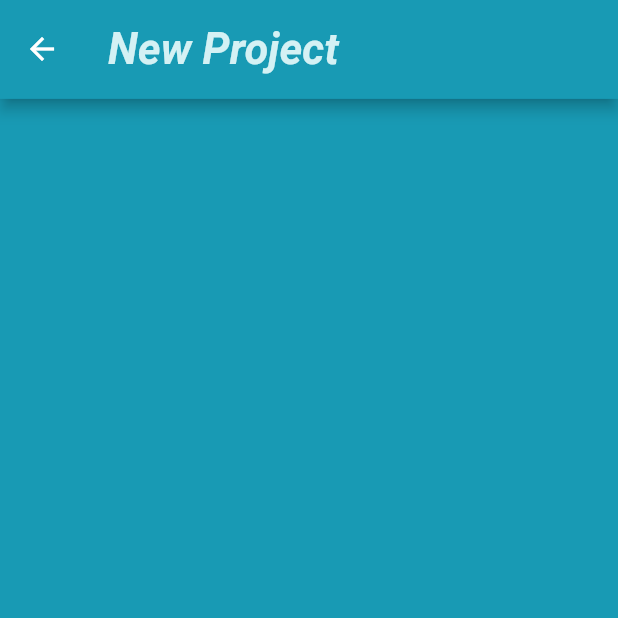
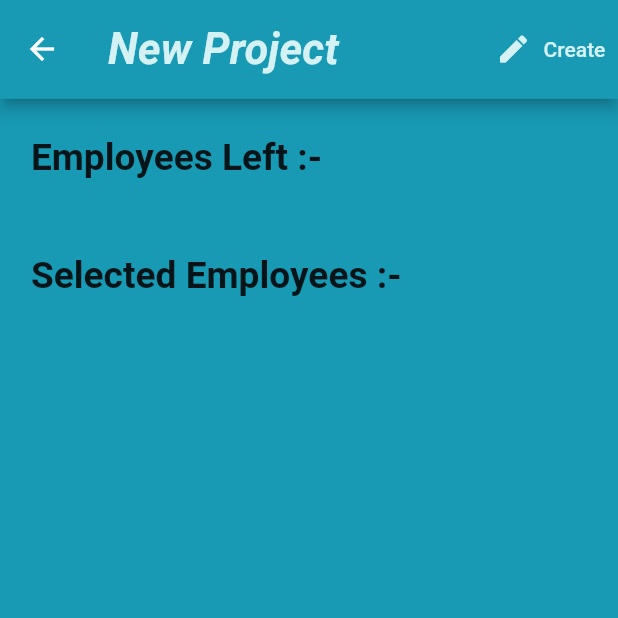
Before and after one commit to bhutoriaumang/FlutterPrody, a Flutter app: the screen it shows once a user with an empty profile is signed in, after a tap on "New Project", on a phone screen of 412 x 824 dp, the top half of it. Run offline on Flutter 3.47's test engine with Material 2 defaults, Android fonts, the phone set to English and light mode, and no system bars; our stand-ins replace cloud_firestore, firebase_auth, firebase_core, fl_chart, flutter_easyloading, percent_indicator; accounts and stored records are empty.

Commit message:
Added new project feature

```diff
--- a/lib/services/database_project.dart
+++ b/lib/services/database_project.dart
@@ -12,17 +12,17 @@ class DataBaseServiceProject {
       "details": details,
       "deadlines": deadlines,
       "employees": employees,
+      "webTeam": employees,
     });
   }
 
   Project _projectDataFromSnapshot(DocumentSnapshot snapshot) {
     return Project(
-      title: snapshot.get("title"),
-      details: snapshot.get("details"),
-      deadlines: snapshot.get("deadlines"),
-      designTeam: snapshot.get("employees"),
-      webTeam: snapshot.get("webTeam")
-    );
+        title: snapshot.get("title"),
+        details: snapshot.get("details"),
+        deadlines: snapshot.get("deadlines"),
+        designTeam: snapshot.get("employees"),
+        webTeam: snapshot.get("webTeam"));
   }
 
   Stream<Project> projectData(String uid) {
--- a/lib/ui/cards/employees.dart
+++ b/lib/ui/cards/employees.dart
@@ -1,11 +1,13 @@
 import 'package:flutter/material.dart';
 import 'package:prody/shared/constants.dart';
+import 'package:prody/ui/screens/home.dart';
 
 import 'employee_detail.dart';
 
+// ignore: must_be_immutable
 class EmployeesProjectList extends StatefulWidget {
-  List members;
-  EmployeesProjectList({this.members});
+  List members, selected, unselected;
+  EmployeesProjectList({this.members, this.selected, this.unselected});
   @override
   _EmployeesProjectListState createState() => _EmployeesProjectListState();
 }
@@ -31,26 +33,83 @@ class _EmployeesProjectListState extends State<EmployeesProjectList> {
         ),
         toolbarHeight: MediaQuery.of(context).size.height * 0.08,
         backgroundColor: secondaryColor,
+        actions: [
+          Padding(
+            padding: EdgeInsets.symmetric(
+                horizontal: MediaQuery.of(context).size.width * 0.001),
+            child: TextButton.icon(
+              onPressed: () {
+                Navigator.of(context).push(createRoute4(widget.selected));
+              },
+              icon: Icon(
+                Icons.create_rounded,
+                color: tertiaryColor,
+              ),
+              label: Text(
+                "Create",
+                style: TextStyle(color: tertiaryColor),
+              ),
+            ),
+          )
+        ],
       ),
       backgroundColor: secondaryColor,
       body: ListView.builder(
-          itemCount: widget.members.length,
+          itemCount:
+              1 + widget.unselected.length + 1 + widget.selected.length ?? 0,
           itemBuilder: (BuildContext context, int index) {
-            if (index != 0 || (index == 0 && f == 1)) {
+            if (index == 0)
+              return Padding(
+                padding: EdgeInsets.symmetric(
+                    horizontal: MediaQuery.of(context).size.width * 0.05,
+                    vertical: MediaQuery.of(context).size.height * 0.03),
+                child: Text(
+                  "Employees Left :-",
+                  style: TextStyle(
+                      fontSize: MediaQuery.of(context).size.height * 0.03,
+                      fontWeight: FontWeight.bold),
+                ),
+              );
+            else if (index <= (widget.unselected.length)) {
               return ListTile(
                 onTap: () {
-                  print(f);
-                  f = -f;
-                  print(f);
+                  var temp = widget.unselected[index - 1];
+                  widget.unselected.remove(temp);
+                  widget.selected.add(temp);
                   Navigator.pushReplacement(
                       context,
                       MaterialPageRoute(
                           builder: (BuildContext context) => super.widget));
                 },
-                title: getDetails(context, widget.members[index]),
+                title: getDetails(context, widget.unselected[index - 1]),
               );
-            } else {
-              return Container();
+            } else if (index == (1 + widget.unselected.length))
+              return Padding(
+                padding: EdgeInsets.symmetric(
+                    horizontal: MediaQuery.of(context).size.width * 0.05,
+                    vertical: MediaQuery.of(context).size.height * 0.03),
+                child: Text(
+                  "Selected Employees :-",
+                  style: TextStyle(
+                      fontSize: MediaQuery.of(context).size.height * 0.03,
+                      fontWeight: FontWeight.bold),
+                ),
+              );
+            else {
+              return ListTile(
+                onTap: () {
+                  var temp =
+                      widget.selected[index - 2 - widget.unselected.length];
+                  widget.selected.remove(temp);
+                  widget.unselected.add(temp);
+                  Navigator.pushReplacement(
+                      context,
+                      MaterialPageRoute(
+                          builder: (BuildContext context) => super.widget));
+                },
+                title: getDetails(context,
+                    widget.selected[index - 2 - widget.unselected.length]),
+              );
             }
           }),
     );
--- a/lib/ui/cards/employeeslist.dart
+++ b/lib/ui/cards/employeeslist.dart
@@ -1,6 +1,5 @@
 import 'package:flutter/material.dart';
 import 'package:prody/ui/cards/employees.dart';
-import 'package:prody/ui/screens/teamMembersInfo.dart';
 import 'package:provider/provider.dart';
 
 import '../../models/CurrentUser.dart';
@@ -14,12 +13,15 @@ class _EmployeesListState extends State<EmployeesList> {
   @override
   Widget build(BuildContext context) {
     var employees = Provider.of<List<Employee>>(context) ?? [];
-    List employeesid = [];
+    List employeesid = [], unselected = [], selected = [];
     for (int i = 0; i < employees.length; i++) {
       employeesid.add(employees[i].uid);
+      unselected.add(employees[i].uid);
     }
     return EmployeesProjectList(
       members: employeesid,
+      selected: selected,
+      unselected: unselected,
     );
   }
 }
--- a/pubspec.yaml
+++ b/pubspec.yaml
@@ -31,6 +31,7 @@ dependencies:
   cloud_firestore: ^2.1.0
   provider: ^5.0.0
   flutter_easyloading: ^3.0.0
+  flutter_form_bloc: ^0.20.0
 
   # The following adds the Cupertino Icons font to your application.
   # Use with the CupertinoIcons class for iOS style icons.
```
Also changed, not shown: lib/ui/screens/addprojectdetails.dart (added, +237 -0 lines), lib/ui/screens/home.dart (+22 -1 lines), pubspec.lock, 1 other file.
